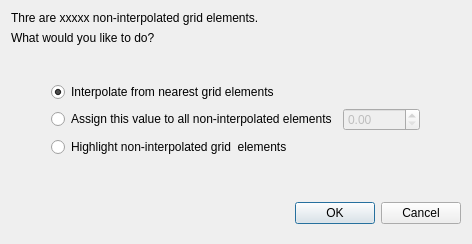
Old version of the form flo2d/ui/lidar_options.ui in the repository FLO-2DSoftware/qgis-flo-2d-plugin.
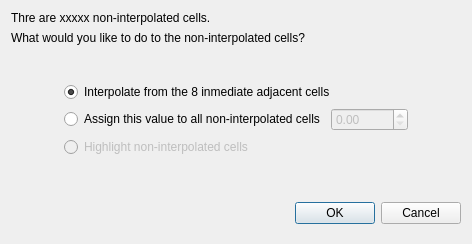
New version of the form.

Commit message: Render grid elevations from min and max values

Patch:
```diff
--- a/flo2d/ui/lidar_options.ui
+++ b/flo2d/ui/lidar_options.ui
@@ -31,7 +31,7 @@
         </sizepolicy>
        </property>
        <property name="text">
-        <string>&lt;html&gt;&lt;head/&gt;&lt;body&gt;&lt;p&gt;Thre are xxxxx non-interpolated grid elements.&lt;/p&gt;&lt;/body&gt;&lt;/html&gt;</string>
+        <string>&lt;html&gt;&lt;head/&gt;&lt;body&gt;&lt;p&gt;Thre are xxxxx non-interpolated cells.&lt;/p&gt;&lt;/body&gt;&lt;/html&gt;</string>
        </property>
        <property name="wordWrap">
         <bool>true</bool>
@@ -41,7 +41,7 @@
      <item row="1" column="0">
       <widget class="QLabel" name="label_2">
        <property name="text">
-        <string>What would you like to do?</string>
+        <string>&lt;html&gt;&lt;head/&gt;&lt;body&gt;&lt;p&gt;What would you like to do to the non-interpolated cells?&lt;/p&gt;&lt;/body&gt;&lt;/html&gt;</string>
        </property>
       </widget>
      </item>
@@ -80,7 +80,7 @@
        <item row="0" column="0">
         <widget class="QRadioButton" name="assign_radio">
          <property name="text">
-          <string>Assign this value to all non-interpolated elements</string>
+          <string>Assign this value to all non-interpolated cells</string>
          </property>
         </widget>
        </item>
@@ -98,15 +98,18 @@
      </item>
      <item row="2" column="0">
       <widget class="QRadioButton" name="highlight_radio">
+       <property name="enabled">
+        <bool>false</bool>
+       </property>
        <property name="text">
-        <string>Highlight non-interpolated grid  elements</string>
+        <string>Highlight non-interpolated cells</string>
        </property>
       </widget>
      </item>
      <item row="0" column="0">
       <widget class="QRadioButton" name="interpolate_radio">
        <property name="text">
-        <string>Interpolate from nearest grid elements</string>
+        <string>Interpolate from the 8 inmediate adjacent cells</string>
        </property>
        <property name="checked">
         <bool>true</bool>
```
The commit also changes 6 other files.
